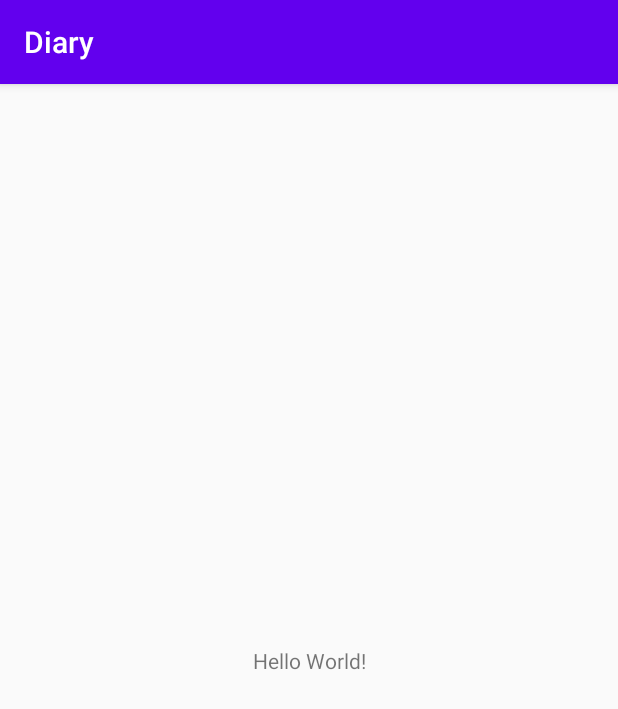
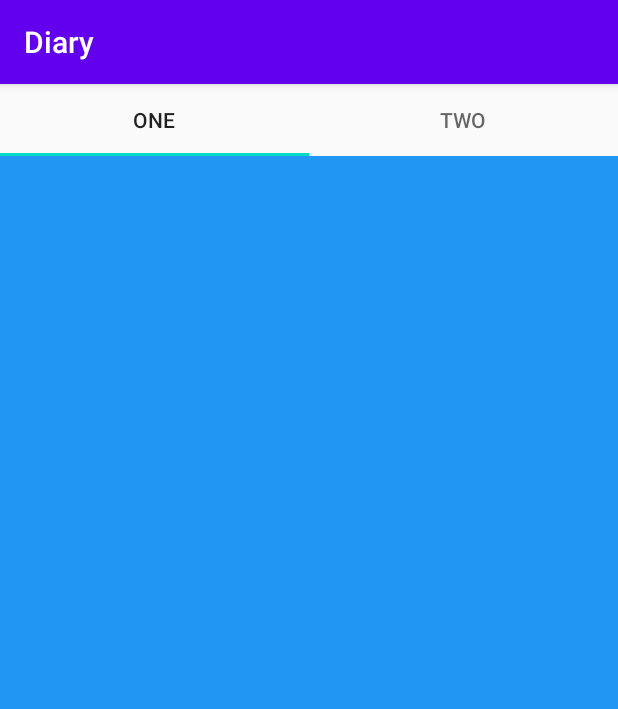
Before and after one commit to qkrdkwl9090/Kotlin_Portfolio, an Android app: the screen it shows after launch (MainActivity), on a phone screen of 412 x 824 dp. Shown: the top 709 px of the screen. Run offline under Robolectric (Android 15) with nearby library versions, the phone set to English and light mode, and no system bars.

Commit message:
tab revise

```diff
--- a/Diary/app/build.gradle
+++ b/Diary/app/build.gradle
@@ -34,4 +34,10 @@ dependencies {
     testImplementation 'junit:junit:4.12'
     androidTestImplementation 'androidx.test.ext:junit:1.1.1'
     androidTestImplementation 'androidx.test.espresso:espresso-core:3.2.0'
+
+    implementation 'com.google.android.material:material:1.1.0'
+
+    def lifecycle_version = "2.0.0"
+    implementation "androidx.lifecycle:lifecycle-extensions:$lifecycle_version"
+    implementation "androidx.lifecycle:lifecycle-viewmodel-ktx:$lifecycle_version"
 }
--- a/Diary/app/src/main/java/com/dodong/diary/MainActivity.kt
+++ b/Diary/app/src/main/java/com/dodong/diary/MainActivity.kt
@@ -2,11 +2,79 @@ package com.dodong.diary
 
 import androidx.appcompat.app.AppCompatActivity
 import android.os.Bundle
+import android.view.LayoutInflater
+import android.view.View
+import android.view.ViewGroup
+import androidx.fragment.app.Fragment
+import androidx.fragment.app.FragmentManager
+import androidx.viewpager.widget.PagerAdapter
+import com.google.android.material.tabs.TabLayout
+import kotlinx.android.synthetic.main.activity_main.*
 
 class MainActivity : AppCompatActivity() {
 
     override fun onCreate(savedInstanceState: Bundle?) {
         super.onCreate(savedInstanceState)
         setContentView(R.layout.activity_main)
+
+        view_tab.addTab(view_tab.newTab().setText("one"))
+        view_tab.addTab(view_tab.newTab().setText("Two"))
+
+
+        val adapter = TabAdapter(LayoutInflater.from(this@MainActivity))
+        view_pager.adapter = adapter
+        view_tab.addOnTabSelectedListener(object : TabLayout.OnTabSelectedListener {
+            override fun onTabReselected(tab: TabLayout.Tab) {//탭이 클릭됬을 때
+            }
+            override fun onTabUnselected(tab: TabLayout.Tab) {
+            }
+            override fun onTabSelected(tab: TabLayout.Tab) {
+                view_pager.setCurrentItem(tab.position)
+            }
+        })
+        view_pager.addOnPageChangeListener(TabLayout.TabLayoutOnPageChangeListener(view_tab))
     }
 }
+
+class TabAdapter(
+    val layoutInflater: LayoutInflater
+) : PagerAdapter() {
+    override fun instantiateItem(container: ViewGroup, position: Int): Any {//실질적으로 뷰를 그림
+        when (position) {
+            0 -> {
+                val view = layoutInflater.inflate(R.layout.fragment1, container, false)
+                container.addView(view)
+                return view
+            }
+            1 -> {
+                val view = layoutInflater.inflate(R.layout.fragment2, container, false)
+                container.addView(view)
+                return view
+            }
+            else -> {
+                val view = layoutInflater.inflate(R.layout.fragment1, container, false)
+                container.addView(view)
+                return view
+            }
+        }
+    }
+
+    override fun destroyItem(
+        container: ViewGroup,
+        position: Int,
+        `object`: Any
+    ) {//뷰가 가려질때 내부적으로 파기되야할때 필요한 함수
+        container.removeView(`object` as View)
+    }
+
+    override fun isViewFromObject(
+        view: View,
+        `object`: Any
+    ): Boolean {//화면에 나오는게 내가 만든게 맞는지 확인//===는 더 정확한 비교(주소값까지 비교)
+        return view === `object` as View
+    }
+
+    override fun getCount(): Int {//pager 갯수
+        return 3
+    }
+}
--- a/Diary/app/src/main/res/layout/activity_main.xml
+++ b/Diary/app/src/main/res/layout/activity_main.xml
@@ -1,18 +1,18 @@
 <?xml version="1.0" encoding="utf-8"?>
-<androidx.constraintlayout.widget.ConstraintLayout xmlns:android="http://schemas.android.com/apk/res/android"
+<LinearLayout xmlns:android="http://schemas.android.com/apk/res/android"
     xmlns:app="http://schemas.android.com/apk/res-auto"
     xmlns:tools="http://schemas.android.com/tools"
     android:layout_width="match_parent"
     android:layout_height="match_parent"
+    android:orientation="vertical"
     tools:context=".MainActivity">
+    <com.google.android.material.tabs.TabLayout
+        android:id="@+id/view_tab"
+        android:layout_width="match_parent"
+        android:layout_height="wrap_content"/>
+    <androidx.viewpager.widget.ViewPager
+        android:id="@+id/view_pager"
+        android:layout_width="match_parent"
+        android:layout_height="wrap_content"/>
 
-    <TextView
-        android:layout_width="wrap_content"
-        android:layout_height="wrap_content"
-        android:text="Hello World!"
-        app:layout_constraintBottom_toBottomOf="parent"
-        app:layout_constraintLeft_toLeftOf="parent"
-        app:layout_constraintRight_toRightOf="parent"
-        app:layout_constraintTop_toTopOf="parent" />
-
-</androidx.constraintlayout.widget.ConstraintLayout>
+</LinearLayout>
--- /dev/null
+++ b/Diary/app/src/main/res/layout/fragment1.xml
@@ -0,0 +1,7 @@
+<?xml version="1.0" encoding="utf-8"?>
+<LinearLayout xmlns:android="http://schemas.android.com/apk/res/android"
+    android:layout_width="match_parent"
+    android:background="#2196F3"
+    android:layout_height="match_parent">
+
+</LinearLayout>
--- a/Diary/build.gradle
+++ b/Diary/build.gradle
@@ -8,6 +8,7 @@ buildscript {
 
     }
     dependencies {
+
         classpath 'com.android.tools.build:gradle:3.6.2'
         classpath "org.jetbrains.kotlin:kotlin-gradle-plugin:$kotlin_version"
 
```
Also changed, not shown: Diary/app/src/main/java/com/dodong/diary/Fragment1.kt (added, +17 -0 lines), Diary/app/src/main/java/com/dodong/diary/Fragment2.kt (added, +17 -0 lines), Diary/app/src/main/res/layout/fragment2.xml (added, +7 -0 lines).
